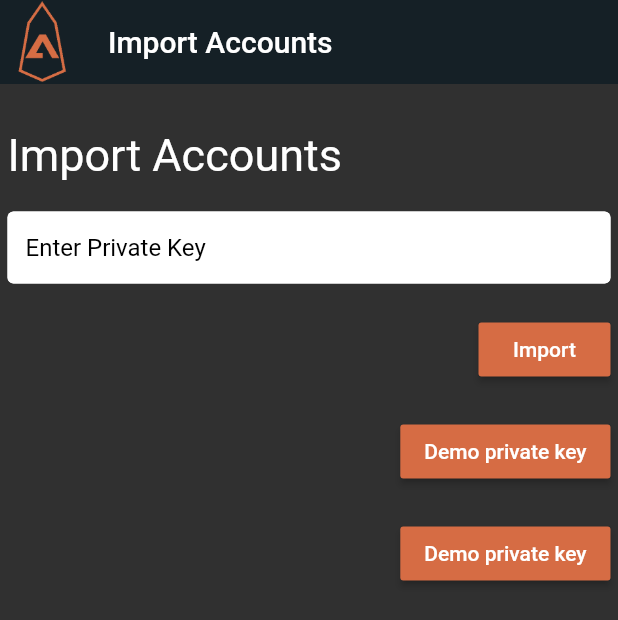
After one commit to EOS-Nation/flutter-eosn, a Flutter app: the ImportEOSAccountPage screen opened directly, after a tap on "Import", on a phone screen of 412 x 824 dp. The commit adds this screen. Shown: the top 620 px of the screen. Run offline on Flutter 3.47's test engine with Material 2 defaults, Android fonts, the phone set to English and light mode, and no system bars; our stand-ins replace firebase_auth, flutter_secure_storage, flutter_spinkit; missing offline and left inert: eosdart, eosdart_ecc; accounts and stored records are empty.

Commit message:
add import with private key support

```diff
--- /dev/null
+++ b/flutter_eosn_v0/lib/models/EOSNetwork.dart
@@ -0,0 +1,12 @@
+class EOSNetwork {
+  final String name;
+  final String nodeURL;
+  final String nodeVersion;
+  EOSNetwork(this.name, this.nodeURL, this.nodeVersion);
+}
+
+final Map<String, EOSNetwork> eosNetworks = {
+  'jungle2': EOSNetwork('Jungle2', 'https://jungle2.cryptolions.io', 'v2'),
+  'jungle3': EOSNetwork('Jungle3', 'https://jungle2.cryptolions.io', 'v2'),
+  'mainnet': EOSNetwork('Mainet', 'https://jungle2.cryptolions.io', 'v2'),
+};
--- a/flutter_eosn_v0/lib/models/walletAccount.dart
+++ b/flutter_eosn_v0/lib/models/walletAccount.dart
@@ -1,10 +1,18 @@
+import 'package:fluttereosnv0/models/EOSNetwork.dart';
+
 class WalletAccount {
   String id;
+  EOSNetwork network;
   String accountName;
   String publicKey;
   String privateKey;
 
-  WalletAccount({this.accountName, this.publicKey, this.privateKey, this.id});
+  WalletAccount(
+      {this.accountName,
+      this.publicKey,
+      this.privateKey,
+      this.id,
+      this.network});
 
   @override
   String toString() {
--- /dev/null
+++ b/flutter_eosn_v0/lib/pages/ImportEOSAccount/ImportEOSAccountPage.dart
@@ -0,0 +1,66 @@
+import 'package:flutter/material.dart';
+import 'package:fluttereosnv0/commons/loading.dart';
+import 'package:fluttereosnv0/models/walletAccount.dart';
+import 'package:fluttereosnv0/pages/ImportEOSAccount/ImportWithPrivateKeyForm.dart';
+import 'package:fluttereosnv0/pages/ImportEOSAccount/SelectAccountToImport.dart';
+
+class ImportEOSAccountPage extends StatefulWidget {
+  @override
+  _ImportEOSAccountPageState createState() => _ImportEOSAccountPageState();
+}
+
+class _ImportEOSAccountPageState extends State<ImportEOSAccountPage> {
+  bool isLoading;
+  List<WalletAccount> accounts;
+
+  @override
+  void initState() {
+    super.initState();
+    isLoading = false;
+    accounts = [];
+  }
+
+  void displayAccountSelect(List<WalletAccount> accounts) {
+    setState(() {
+      isLoading = true;
+    });
+    setState(() {
+      isLoading = false;
+      this.accounts = accounts;
+    });
+  }
+
+  @override
+  Widget build(BuildContext context) {
+    return isLoading
+        ? Loading()
+        : Scaffold(
+            appBar: AppBar(
+              backgroundColor: Theme.of(context).primaryColorDark,
+              elevation: 0.0,
+              leading: accounts.isEmpty
+                  ? Container(
+                      decoration: BoxDecoration(
+                        image: DecorationImage(
+                          image: AssetImage('assets/eos_nation_logo.png'),
+                          fit: BoxFit.fill,
+                        ),
+                      ),
+                    )
+                  : IconButton(
+                      icon: Icon(Icons.arrow_back),
+                      onPressed: () => setState(() {
+                            return this.accounts = [];
+                          })),
+              title: Text('Import Accounts'),
+              actions: <Widget>[],
+            ),
+            body: Container(
+              padding: EdgeInsets.symmetric(vertical: 10.0, horizontal: 5.0),
+              child: accounts.isEmpty
+                  ? ImportWithPrivateKeyForm(displayAccountSelect)
+                  : SelectAccountToImport(accounts),
+            ),
+          );
+  }
+}
--- /dev/null
+++ b/flutter_eosn_v0/lib/pages/ImportEOSAccount/ImportWithPrivateKeyForm.dart
@@ -0,0 +1,124 @@
+import 'package:flutter/material.dart';
+import 'package:fluttereosnv0/models/EOSNetwork.dart';
+import 'package:fluttereosnv0/models/walletAccount.dart';
+import 'package:fluttereosnv0/services/EOSService.dart';
+
+class ImportWithPrivateKeyForm extends StatefulWidget {
+  final Function displayAccountSelect;
+  ImportWithPrivateKeyForm(this.displayAccountSelect);
+  @override
+  _ImportWithPrivateKeyFormState createState() =>
+      _ImportWithPrivateKeyFormState();
+}
+
+class _ImportWithPrivateKeyFormState extends State<ImportWithPrivateKeyForm> {
+  String privateKey;
+  TextEditingController textController;
+  EOSService eosService;
+  @override
+  void initState() {
+    super.initState();
+    eosService = EOSService(eosNetworks['jungle2']);
+    privateKey = '';
+
+    textController = TextEditingController();
+    textController.addListener(() {
+      setState(() {});
+    });
+  }
+
+  @override
+  void dispose() {
+    textController.dispose();
+    super.dispose();
+  }
+
+  @override
+  Widget build(BuildContext context) {
+    return SingleChildScrollView(
+      child: Form(
+        child: Column(
+          children: <Widget>[
+            SizedBox(height: 20.0),
+            Align(
+              alignment: Alignment.topLeft,
+              child: Text(
+                'Import Accounts',
+                style: TextStyle(fontSize: 30),
+              ),
+            ),
+            SizedBox(height: 20.0),
+            TextFormField(
+              controller: textController,
+              maxLines: null,
+              style: new TextStyle(color: Colors.black),
+              decoration: InputDecoration(
+                hintText: "Enter Private Key",
+                hintStyle: TextStyle(color: Colors.black),
+                fillColor: Colors.white,
+                filled: true,
+                contentPadding: EdgeInsets.all(12.0),
+                enabledBorder: OutlineInputBorder(
+                  borderSide: BorderSide(color: Colors.white, width: 2.0),
+                ),
+                focusedBorder: OutlineInputBorder(
+                  borderSide: BorderSide(
+                      color: Theme.of(context).buttonColor, width: 3.0),
+                ),
+              ),
+            ),
+            SizedBox(
+              height: 20,
+            ),
+            Align(
+              alignment: Alignment.centerRight,
+              child: RaisedButton(
+                child: Text('Import'),
+                color: Theme.of(context).buttonColor,
+                onPressed: () async {
+                  try {
+                    String x =
+                        '5JaYgZrSCk5aHPR1MPxTnmEdS3nwzV9u9yJ1eEAqabZS7ATrEVp';
+                    List<WalletAccount> accounts = await eosService
+                        .getAccountsFromPrivateKey(textController.text);
+                    widget.displayAccountSelect(accounts);
+                  } catch (e) {
+                    print(e.toString());
+                  }
+                },
+              ),
+            ),
+            SizedBox(
+              height: 20,
+            ),
+            Align(
+              alignment: Alignment.centerRight,
+              child: RaisedButton(
+                child: Text('Demo private key'),
+                color: Theme.of(context).buttonColor,
+                onPressed: () {
+                  textController.text =
+                      '5JaYgZrSCk5aHPR1MPxTnmEdS3nwzV9u9yJ1eEAqabZS7ATrEVp';
+                },
+              ),
+            ),
+            SizedBox(
+              height: 20,
+            ),
+            Align(
+              alignment: Alignment.centerRight,
+              child: RaisedButton(
+                child: Text('Demo private key'),
+                color: Theme.of(context).buttonColor,
+                onPressed: () {
+                  textController.text =
+                      '5HzvYQBpkAXckTe7uovq68KCgB9CDJSQCYxCoqayYRdxDbcB5iD';
+                },
+              ),
+            )
+          ],
+        ),
+      ),
+    );
+  }
+}
--- /dev/null
+++ b/flutter_eosn_v0/lib/pages/ImportEOSAccount/SelectAccountToImport.dart
@@ -0,0 +1,13 @@
+import 'package:flutter/material.dart';
+import 'package:fluttereosnv0/models/walletAccount.dart';
+import 'package:fluttereosnv0/pages/wallet/WalletAccountList.dart';
+
+class SelectAccountToImport extends StatelessWidget {
+  final List<WalletAccount> accounts;
+  SelectAccountToImport(this.accounts);
+
+  @override
+  Widget build(BuildContext context) {
+    return Expanded(child: WalletAccountList(walletAccounts: accounts));
+  }
+}
--- a/flutter_eosn_v0/lib/pages/home/home.dart
+++ b/flutter_eosn_v0/lib/pages/home/home.dart
@@ -1,4 +1,5 @@
 import 'package:flutter/material.dart';
+import 'package:fluttereosnv0/pages/ImportEOSAccount/ImportEOSAccountPage.dart';
 import 'package:fluttereosnv0/pages/currencyInfo/currencyInfo.dart';
 import 'package:fluttereosnv0/pages/wallet/WalletPage.dart';
 import 'package:fluttereosnv0/pages/pingPong/pingPongPage.dart';
@@ -93,6 +94,20 @@ class Home extends StatelessWidget {
                     ));
               },
             ),
+            SizedBox(
+              height: 20,
+            ),
+            RaisedButton(
+              color: Theme.of(context).buttonColor,
+              child: Text('Import Account'),
+              onPressed: () {
+                Navigator.push(
+                    context,
+                    MaterialPageRoute(
+                      builder: (context) => ImportEOSAccountPage(),
+                    ));
+              },
+            ),
           ],
         ),
       ),
--- /dev/null
+++ b/flutter_eosn_v0/lib/services/EOSService.dart
@@ -0,0 +1,33 @@
+import 'package:eosdart/eosdart.dart';
+import 'package:eosdart_ecc/eosdart_ecc.dart';
+import 'package:fluttereosnv0/models/EOSNetwork.dart';
+import 'package:fluttereosnv0/models/walletAccount.dart';
+
+class EOSService {
+  static EOSClient _client;
+
+  EOSService(EOSNetwork network) {
+    _client = EOSClient(
+      network.nodeURL,
+      network.nodeVersion,
+    );
+  }
+
+  Future<List<WalletAccount>> getAccountsFromPrivateKey(
+      String privateKey) async {
+    String publicKey = this.getPublicKeyFromPrivateKey(privateKey);
+
+    AccountNames account = await _client.getKeyAccountsV2(publicKey);
+    return account.accountNames
+        .map((accountName) => WalletAccount(
+              accountName: accountName,
+              publicKey: publicKey,
+            ))
+        .toList();
+  }
+
+  String getPublicKeyFromPrivateKey(String privateKey) {
+    EOSPrivateKey eosPrivateKey = EOSPrivateKey.fromString(privateKey);
+    return eosPrivateKey.toEOSPublicKey().toString();
+  }
+}
--- a/flutter_eosn_v0/lib/services/walletManager.dart
+++ b/flutter_eosn_v0/lib/services/walletManager.dart
@@ -1,6 +1,4 @@
 import 'dart:convert';
-
-import 'package:flutter/foundation.dart';
 import 'package:flutter_secure_storage/flutter_secure_storage.dart';
 import 'package:fluttereosnv0/models/walletAccount.dart';
 import 'package:uuid/uuid.dart';
--- a/flutter_eosn_v0/pubspec.yaml
+++ b/flutter_eosn_v0/pubspec.yaml
@@ -26,6 +26,7 @@ dependencies:
   flutter_secure_storage: ^3.3.3
   uuid: ^2.0.4
   eosdart: ^0.4.4
+  eosdart_ecc: ^0.4.1
 
 dev_dependencies:
   flutter_test:
```
Also changed, not shown: flutter_eosn_v0/pubspec.lock.
